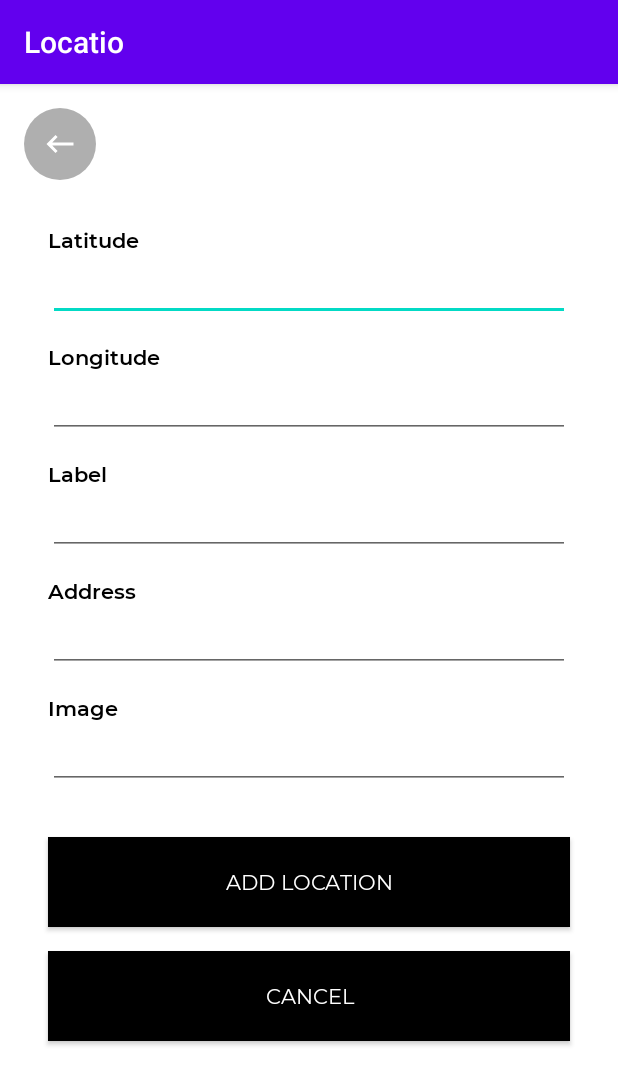
After one commit to MadalinBalint/Locatio, an Android app: the fragment AddLocationFragment shown on its own in the app's theme, on a phone screen of 412 x 824 dp. The commit adds this screen. Shown: the top 1085 px of the screen. Run offline under Robolectric (Android 15) with nearby library versions, the phone set to English and light mode, and no system bars; our stand-ins replace Dagger/Hilt's generated code, data binding; network calls fail; 1 statement that could not run was skipped.

Commit message:
- added fragment for Add location

```diff
--- /dev/null
+++ b/app/src/main/java/com/mendelin/locatio/add_location/AddLocationFragment.kt
@@ -0,0 +1,50 @@
+package com.mendelin.locatio.add_location
+
+import android.os.Bundle
+import android.view.View
+import androidx.navigation.fragment.findNavController
+import com.mendelin.locatio.R
+import com.mendelin.locatio.base_classes.BaseFragment
+import com.mendelin.locatio.repository.RealmRepository
+import kotlinx.android.synthetic.main.fragment_add_location.*
+import javax.inject.Inject
+
+class AddLocationFragment : BaseFragment(R.layout.fragment_add_location) {
+
+    @Inject
+    lateinit var repository: RealmRepository
+
+    override fun onResume() {
+        super.onResume()
+
+        toolbarOff()
+    }
+
+    override fun onViewCreated(view: View, savedInstanceState: Bundle?) {
+        super.onViewCreated(view, savedInstanceState)
+
+        //val obj = repository.findLocationObject(args.location?.id ?: 0)
+
+        btnAddLocation.setOnClickListener {
+            val latNew = editLatitude.text.toString().trim().toDouble()
+            val lngNew = editLongitude.text.toString().trim().toDouble()
+            val labelNew = editLabel.text.toString().trim()
+            val addressNew = editAddress.text.toString().trim()
+            val imageNew = editImage.text.toString().trim()
+
+            /*obj?.let {
+                repository.updateLocationObject(it, latNew, lngNew, labelNew, addressNew, imageNew)
+            }*/
+
+            findNavController().navigateUp()
+        }
+
+        btnCancel.setOnClickListener {
+            findNavController().navigateUp()
+        }
+
+        btnBack.setOnClickListener {
+            findNavController().navigateUp()
+        }
+    }
+}
--- a/app/src/main/res/layout/activity_main.xml
+++ b/app/src/main/res/layout/activity_main.xml
@@ -17,6 +17,15 @@
             android:id="@+id/toolbar"
             style="@style/ToolbarStyle">
 
+            <Button
+                android:id="@+id/btnAddLocation"
+                android:layout_width="wrap_content"
+                android:layout_height="wrap_content"
+                android:layout_gravity="end|center_vertical"
+                android:layout_marginEnd="16dp"
+                android:text="@string/btn_add_location"
+                android:textSize="12sp" />
+
         </androidx.appcompat.widget.Toolbar>
 
     </com.google.android.material.appbar.AppBarLayout>
--- /dev/null
+++ b/app/src/main/res/layout/fragment_add_location.xml
@@ -0,0 +1,108 @@
+<?xml version="1.0" encoding="utf-8"?>
+<layout xmlns:android="http://schemas.android.com/apk/res/android"
+    xmlns:tools="http://schemas.android.com/tools">
+
+    <ScrollView
+        android:id="@+id/scrollviewLocationInfo"
+        android:layout_width="match_parent"
+        android:layout_height="match_parent"
+        android:animateLayoutChanges="true"
+        android:background="@android:color/white"
+        android:fillViewport="true"
+        android:scrollbars="vertical"
+        tools:context=".add_location.AddLocationFragment">
+
+        <LinearLayout
+            android:id="@+id/layoutPages"
+            android:layout_width="match_parent"
+            android:layout_height="wrap_content"
+            android:orientation="vertical">
+
+            <FrameLayout
+                android:layout_width="match_parent"
+                android:layout_height="wrap_content">
+
+                <!-- Back button -->
+                <ImageButton
+                    android:id="@+id/btnBack"
+                    android:layout_width="wrap_content"
+                    android:layout_height="wrap_content"
+                    android:layout_gravity="start"
+                    android:layout_margin="16dp"
+                    android:background="@drawable/button_circle"
+                    android:src="@drawable/ic_backward" />
+
+            </FrameLayout>
+
+            <!-- Latitude -->
+            <TextView
+                style="@style/LocationInfoTitle"
+                android:text="@string/add_location_latitude" />
+
+            <EditText
+                android:id="@+id/editLatitude"
+                style="@style/LocationInfoContent"
+                tools:text="46.77131" />
+
+            <!-- Longitude -->
+            <TextView
+                style="@style/LocationInfoTitle"
+                android:text="@string/add_location_longitude" />
+
+            <EditText
+                android:id="@+id/editLongitude"
+                style="@style/LocationInfoContent"
+                tools:text="23.596745" />
+
+            <!-- Label -->
+            <TextView
+                style="@style/LocationInfoTitle"
+                android:text="@string/add_location_label" />
+
+            <EditText
+                android:id="@+id/editLabel"
+                style="@style/LocationInfoContent"
+                tools:text="Avram Iancu" />
+
+            <!-- Address -->
+            <TextView
+                style="@style/LocationInfoTitle"
+                android:text="@string/add_location_address" />
+
+            <EditText
+                android:id="@+id/editAddress"
+                style="@style/LocationInfoContent"
+                tools:text="Piata Avram Iancu 18" />
+
+            <!-- Address -->
+            <TextView
+                style="@style/LocationInfoTitle"
+                android:text="@string/add_location_image" />
+
+            <EditText
+                android:id="@+id/editImage"
+                style="@style/LocationInfoContent"
+                tools:text="https://upload.wikimedia.org/wikipedia/commons/7/79/Catedrala_Arhiepiscopiei_din_Cluj-Napoca.jpg" />
+
+            <Button
+                android:id="@+id/btnAddLocation"
+                style="@style/FlatButtonBlack"
+                android:layout_marginStart="32dp"
+                android:layout_marginTop="32dp"
+                android:layout_marginEnd="32dp"
+                android:layout_marginBottom="16dp"
+                android:text="@string/btn_add_location" />
+
+            <Button
+                android:id="@+id/btnCancel"
+                style="@style/FlatButtonBlack"
+                android:layout_marginStart="32dp"
+                android:layout_marginEnd="32dp"
+                android:layout_marginBottom="32dp"
+                android:text="@string/btn_cancel" />
+
+        </LinearLayout>
+
+    </ScrollView>
+
+</layout>
```
